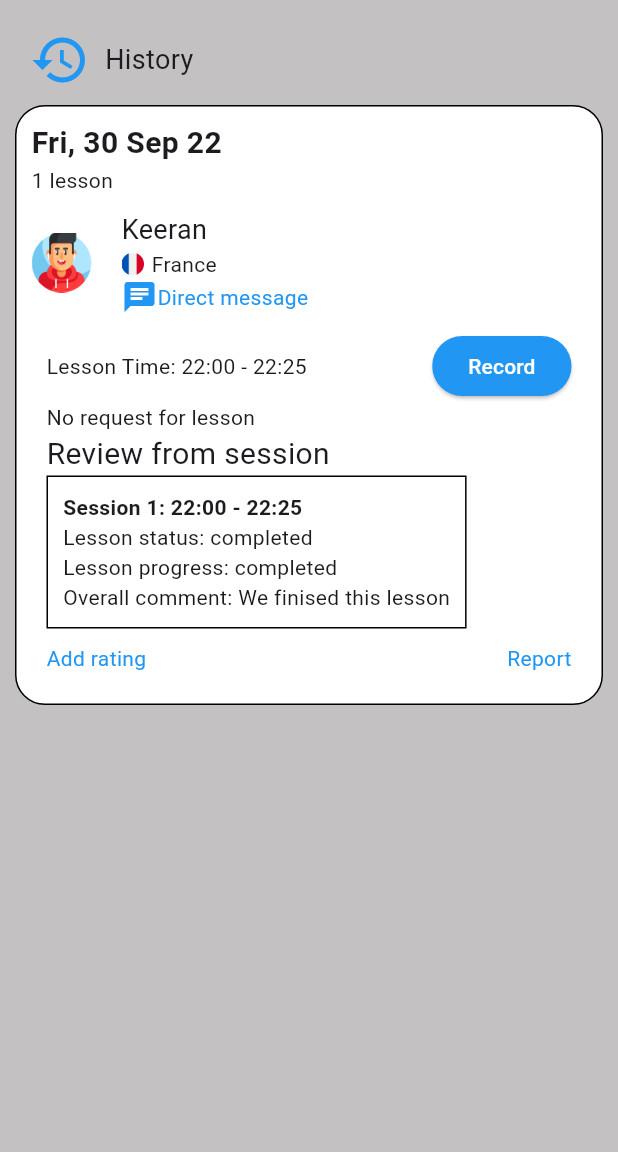
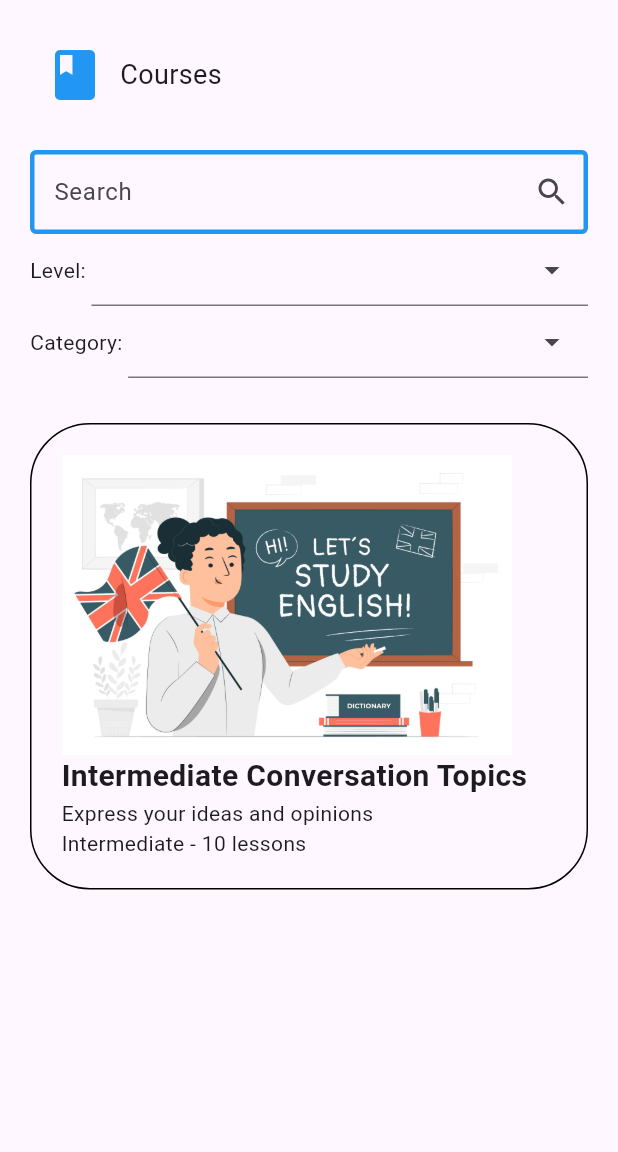
Before and after one commit to MarsonVo2002/1-on-1-Learning, a Flutter app: the screen it shows after launch, on a phone screen of 412 x 824 dp, the part 84-1236 px from its top. Run offline on Flutter 3.47's test engine with Material 2 defaults, Android fonts, the phone set to English and light mode, and no system bars.

Commit message:
Course Screen

```diff
--- /dev/null
+++ b/lib/Course/CourseSection/course_section.dart
@@ -0,0 +1,37 @@
+import 'package:flutter/material.dart';
+
+class CourseSection extends StatelessWidget {
+  const CourseSection({super.key});
+
+  @override
+  Widget build(BuildContext context) {
+    // TODO: implement build
+    return Container(
+        padding: const EdgeInsets.all(20),
+        decoration: BoxDecoration(
+            borderRadius: BorderRadius.circular(40),
+            border: Border.all(
+              color: Colors.black,
+            )),
+        child: const Column(
+          crossAxisAlignment: CrossAxisAlignment.start,
+          children: [
+            Image(
+              image: AssetImage('asset/images/English.jpg'),
+              width: 300,
+              height: 200,
+            ),
+            Text(
+              'Intermediate Conversation Topics',
+              style: TextStyle(fontSize: 20, fontWeight: FontWeight.bold),
+            ),
+            Text(
+              'Express your ideas and opinions',
+            ),
+            Text(
+              'Intermediate - 10 lessons',
+            )
+          ],
+        ));
+  }
+}
--- /dev/null
+++ b/lib/Course/CourseTitleSection/course_title_section.dart
@@ -0,0 +1,30 @@
+import 'package:flutter/material.dart';
+
+class CourseTitleSection extends StatelessWidget
+{
+  const CourseTitleSection({super.key});
+
+  @override
+  Widget build(BuildContext context) {
+    // TODO: implement build
+    return Container(
+        padding: const EdgeInsets.all(10),
+        child: const Row(
+          children: [
+            Icon(
+              Icons.book,
+              size: 40,
+              color: Colors.blue,
+            ),
+            SizedBox(
+              width: 10,
+            ),
+            Text(
+              'Courses',
+              style: TextStyle(fontSize: 18),
+            ),
+          ],
+        ));
+  }
+
+}
--- /dev/null
+++ b/lib/Course/course.dart
@@ -0,0 +1,47 @@
+import 'package:flutter/material.dart';
+import 'package:lettutor/Course/CourseSection/course_section.dart';
+import 'package:lettutor/Course/CourseTitleSection/course_title_section.dart';
+
+class Course extends StatelessWidget {
+  const Course({super.key});
+
+  @override
+  Widget build(BuildContext context) {
+    // TODO: implement build
+    return Container(
+      padding: const EdgeInsets.all(20),
+      child: ListView(children: const [
+        CourseTitleSection(),
+        SizedBox( height: 20),
+        TextField(
+            decoration: InputDecoration(
+                hintText: 'Search',
+                enabledBorder: OutlineInputBorder(
+                    borderSide: BorderSide(width: 3, color: Colors.blue)),
+                suffixIcon: Icon(Icons.search))),
+        Row(
+          children: [
+            Text('Level: '),
+            Flexible(
+              child: TextField(
+                  decoration:
+                      InputDecoration(suffixIcon: Icon(Icons.arrow_drop_down))),
+            )
+          ],
+        ),
+        Row(
+          children: [
+            Text('Category: '),
+            Flexible(
+              child: TextField(
+                  decoration:
+                      InputDecoration(suffixIcon: Icon(Icons.arrow_drop_down))),
+            )
+          ],
+        ),
+        SizedBox(height: 30,),
+        CourseSection(),
+      ]),
+    );
+  }
+}
--- a/lib/History/ReviewSection/review_section.dart
+++ b/lib/History/ReviewSection/review_section.dart
@@ -1,5 +1,4 @@
 import 'package:flutter/material.dart';
-import 'package:lettutor/History/HistoryTitleSection/history_title_section.dart';
 
 class ReviewSection extends StatelessWidget
 {
--- a/lib/History/history.dart
+++ b/lib/History/history.dart
@@ -2,7 +2,6 @@ import 'package:flutter/material.dart';
 
 import '../Schedule/ScheduleItem/DateSection/date_section.dart';
 import '../Schedule/ScheduleItem/TeacherSection/teacher_section.dart';
-import '../Schedule/ScheduleItem/TimeSection/time_section.dart';
 import 'HistoryTitleSection/history_title_section.dart';
 import 'ReviewSection/review_section.dart';
 
--- a/lib/main.dart
+++ b/lib/main.dart
@@ -1,4 +1,5 @@
 import 'package:flutter/material.dart';
+import 'package:lettutor/Course/course.dart';
 import 'package:lettutor/History/history.dart';
 import 'package:lettutor/Login/login.dart';
 import 'package:lettutor/Schedule/schedule.dart';
@@ -41,7 +42,7 @@ class MyApp extends StatelessWidget {
           title: const Text('Flutter layout demo'),
         ),
         body: const Center(
-          child:History(),
+          child: Course(),
         ),
       ),
     );
--- a/pubspec.yaml
+++ b/pubspec.yaml
@@ -67,6 +67,7 @@ flutter:
       - asset/images/france.png
       - asset/icons/love.png
       - asset/images/video.jpg
+      - asset/images/English.jpg
 
   # An image asset can refer to one or more resolution-specific "variants", see
   # https://flutter.dev/assets-and-images/#resolution-aware
```
